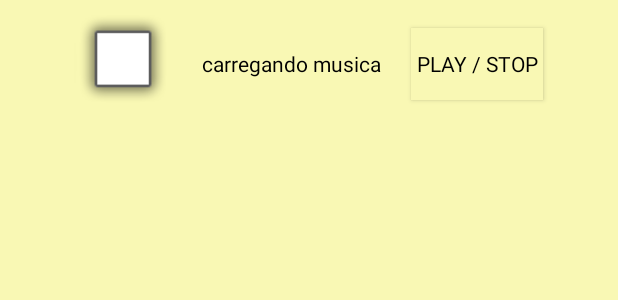
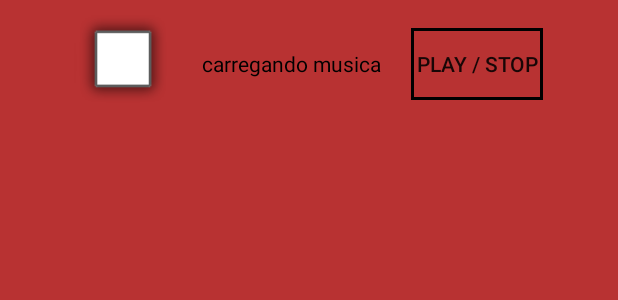
Before and after one commit to LucasUlbrecht/PEPO, an Android app: the layout list_item_layout.xml on its own in the app's theme, with its tools: preview values and no code run, on a phone screen of 412 x 824 dp. Shown: the top 300 px of the screen. Run offline under Robolectric (Android 15) with nearby library versions, the light colour scheme and no system bars.

Commit message:
temas estilizados

```diff
--- a/app/src/main/java/com/example/trab1progmov/ui/MusicListAdapter.java
+++ b/app/src/main/java/com/example/trab1progmov/ui/MusicListAdapter.java
@@ -1,4 +1,6 @@
 package com.example.trab1progmov.ui;
+
+import static androidx.core.content.ContextCompat.getSystemService;
 
 import android.content.Context;
 import android.util.Log;
--- /dev/null
+++ b/app/src/main/res/drawable/button_border.xml
@@ -0,0 +1,8 @@
+<?xml version="1.0" encoding="utf-8"?>
+<shape xmlns:android="http://schemas.android.com/apk/res/android"
+    android:shape="rectangle">
+    <solid android:color="@android:color/transparent" />
+    <stroke
+        android:width="2dp"
+        android:color="@color/black"/>
+</shape>
--- /dev/null
+++ b/app/src/main/res/drawable/button_pressed_background.xml
@@ -0,0 +1,7 @@
+<?xml version="1.0" encoding="utf-8"?>
+<selector xmlns:android="http://schemas.android.com/apk/res/android">
+    <!-- Background quando o botão está pressionado -->
+    <item android:drawable="@color/black" android:state_pressed="true" />
+    <!-- Background padrão -->
+    <item android:drawable="@drawable/button_border" />
+</selector>
--- a/app/src/main/res/layout/activity_main.xml
+++ b/app/src/main/res/layout/activity_main.xml
@@ -18,6 +18,8 @@
         app:layout_constraintRight_toRightOf="parent"
         app:menu="@menu/bottom_nav_menu" />
     <fragment
+        android:layout_marginTop="30dp"
+        android:layout_marginBottom="50dp"
         android:id="@+id/nav_host_fragment_activity_main"
         android:name="androidx.navigation.fragment.NavHostFragment"
         android:layout_width="match_parent"
--- a/app/src/main/res/layout/fragment_home.xml
+++ b/app/src/main/res/layout/fragment_home.xml
@@ -25,7 +25,8 @@
                 android:text="Layout"
                 android:layout_gravity="end"
                 android:layout_marginEnd="16dp"
-                android:layout_marginTop="8dp" />
+                android:layout_marginTop="8dp"
+                android:textColor="@color/black"/>
 
             <!-- ListView -->
             <ListView
@@ -50,7 +51,7 @@
         <LinearLayout
             android:id="@+id/nav_bar"
             android:layout_width="match_parent"
-            android:layout_height="56dp"
+            android:layout_height="wrap_content"
             android:orientation="horizontal"
             android:background="?android:attr/windowBackground"
             app:layout_constraintTop_toTopOf="parent" />
--- a/app/src/main/res/layout/fragment_notifications.xml
+++ b/app/src/main/res/layout/fragment_notifications.xml
@@ -19,6 +19,7 @@
         />
 
     <TextView
+        android:textColor="@color/black"
         android:id="@+id/txtSair"
         android:layout_width="wrap_content"
         android:layout_height="wrap_content"
--- a/app/src/main/res/layout/list_item_layout.xml
+++ b/app/src/main/res/layout/list_item_layout.xml
@@ -19,6 +19,7 @@
         android:orientation="vertical">
 
         <TextView
+            android:textColor="@color/black"
             android:paddingLeft="20dp"
             android:paddingRight="20dp"
             android:id="@+id/text_view"
@@ -29,7 +30,8 @@
     </LinearLayout>
 
     <Button
-        style="@style/ButtonStyle"
+        android:background="@drawable/button_pressed_background"
+        style="@style/ButtonWithBorder"
         android:id="@+id/button"
         android:layout_width="wrap_content"
         android:layout_height="wrap_content"
--- a/app/src/main/res/values-night/themes.xml
+++ b/app/src/main/res/values-night/themes.xml
@@ -2,20 +2,22 @@
     <!-- Base application theme. -->
     <style name="Theme.Trab1ProgMov" parent="Theme.MaterialComponents.DayNight.DarkActionBar.Bridge">
         <!-- Primary brand color. -->
-        <item name="colorPrimary">@color/corFundoNoite</item>
-        <item name="colorPrimaryVariant">@color/white</item>
-        <item name="colorOnPrimary">@color/white</item>
+        <item name="colorPrimary">@color/background_melancia</item>
+        <item name="colorPrimaryVariant">@color/black</item>
+        <item name="colorOnPrimary">@color/black</item>
         <!-- Secondary brand color. -->
-        <item name="colorSecondary">@color/corFundoNoite</item>
+        <item name="colorSecondary">@color/background_melancia</item>
         <item name="colorSecondaryVariant">@color/teal_200</item>
         <item name="colorOnSecondary">@color/black</item>
         <!-- Status bar color. -->
-        <item name="actionBarItemBackground">?attr/colorPrimary</item>
+        <item name="android:navigationBarColor">@android:color/transparent</item>
         <item name="android:statusBarColor">?attr/colorPrimary</item>
-        <item name="android:windowBackground">@color/corFundoNoite</item>
-        <item name="android:navigationBarColor">@color/corNavBarNoite</item>
+        <item name="android:windowBackground">@color/background_melancia</item>
         <!-- Nav bar -->
         <item name="bottomNavigationStyle">@style/Widget.App.BottomNavigationView</item>
+        <!-- Texto -->
+        <item name="android:textColorPrimary">@color/black</item>
+        <item name="android:textColorSecondary">@color/black</item>
     </style>
 
     <style name="Widget.App.BottomNavigationView" parent="Widget.MaterialComponents.BottomNavigationView.Colored">
@@ -23,31 +25,17 @@
     </style>
 
     <style name="ThemeOverlay.App.BottomNavigationView" parent="">
-        <item name="colorPrimary">@color/corNavBarNoite</item>
+        <item name="colorPrimary">@color/navbar_melancia</item>
         <item name="colorOnPrimary">@color/black</item>
     </style>
 
     <!-- Button -->
     <style name="ButtonStyle" parent="@android:style/Widget.Button">
-        <item name="android:background">@color/corFundoNoite</item>
-        <item name="android:textColor">@color/white</item>
+        <item name="android:background">@android:color/transparent</item>
+        <item name="android:textColor">@color/black</item>
     </style>
 
-    <style name="Theme.Uva" parent="Theme.MaterialComponents.DayNight.DarkActionBar.Bridge">
-        <!-- Primary brand color. -->
-        <item name="colorPrimary">@color/uva</item>
-        <item name="colorPrimaryVariant">@color/uva</item>
-        <item name="colorOnPrimary">@color/uva</item>
-        <!-- Secondary brand color. -->
-        <item name="colorSecondary">@color/uva</item>
-        <item name="colorSecondaryVariant">@color/uva</item>
-        <item name="colorOnSecondary">@color/uva</item>
-        <!-- Status bar color. -->
-        <item name="android:statusBarColor">?attr/colorPrimary</item>
-        <item name="android:windowBackground">@color/uva</item>
-        <item name="android:textColor">@color/uva</item>
-        <item name="android:navigationBarColor">@color/uva</item>
-        <!-- Nav bar -->
-        <item name="bottomNavigationStyle">@style/Widget.App.BottomNavigationView</item>
+    <style name="ButtonWithBorder" parent="Widget.AppCompat.Button">
+        <item name="android:background">@drawable/button_border</item>
     </style>
 </resources>
--- a/app/src/main/res/values/colors.xml
+++ b/app/src/main/res/values/colors.xml
@@ -7,9 +7,17 @@
     <color name="teal_700">#FF018786</color>
     <color name="black">#FF000000</color>
     <color name="white">#FFFFFFFF</color>
-    <color name="corNavBarDia">#FFFA3B3B</color>
-    <color name="corFundoDia">#FFF9F8B4</color>
-    <color name="corNavBarNoite">#FF3BF56F</color>
-    <color name="corFundoNoite">#FFB83232</color>
-    <color name="uva">#FFFFFFFF</color>
+
+    <color name="background_melancia">#FFB83232</color>
+    <color name="navbar_melancia">#FF3BF56F</color>
+    <color name="txt_melancia">#FFFFFF</color>
+
+    <color name="background_maca">#FFF9F8B4</color>
+    <color name="navbar_maca">#FFFA3B3B</color>
+    <color name="txt_maca">#000000</color>
+
+    <color name="background_uva">#6A5ACD</color>
+    <color name="navbar_uva">#483D8B</color>
+    <color name="txt_uva">#FFFFFF</color>
+
 </resources>
--- a/app/src/main/res/values/themes.xml
+++ b/app/src/main/res/values/themes.xml
@@ -2,18 +2,17 @@
     <!-- Base application theme. -->
     <style name="Theme.Trab1ProgMov" parent="Theme.MaterialComponents.DayNight.DarkActionBar.Bridge">
         <!-- Primary brand color. -->
-        <item name="colorPrimary">@color/corNavBarDia</item>
+        <item name="colorPrimary">@color/background_melancia</item>
         <item name="colorPrimaryVariant">@color/black</item>
         <item name="colorOnPrimary">@color/black</item>
         <!-- Secondary brand color. -->
-        <item name="colorSecondary">@color/corFundoDia</item>
+        <item name="colorSecondary">@color/background_melancia</item>
         <item name="colorSecondaryVariant">@color/teal_200</item>
         <item name="colorOnSecondary">@color/black</item>
         <!-- Status bar color. -->
+        <item name="android:navigationBarColor">@android:color/transparent</item>
         <item name="android:statusBarColor">?attr/colorPrimary</item>
-        <item name="android:windowBackground">@color/corFundoDia</item>
-        <item name="android:textColor">@color/black</item>
-        <item name="android:navigationBarColor">@color/corNavBarDia</item>
+        <item name="android:windowBackground">@color/background_melancia</item>
         <!-- Nav bar -->
         <item name="bottomNavigationStyle">@style/Widget.App.BottomNavigationView</item>
     </style>
@@ -23,13 +22,17 @@
     </style>
 
     <style name="ThemeOverlay.App.BottomNavigationView" parent="">
-        <item name="colorPrimary">@color/corNavBarDia</item>
+        <item name="colorPrimary">@color/navbar_melancia</item>
         <item name="colorOnPrimary">@color/black</item>
     </style>
 
     <!-- Button -->
     <style name="ButtonStyle" parent="@android:style/Widget.Button">
-        <item name="android:background">@color/corFundoDia</item>
+        <item name="android:background">@android:color/transparent</item>
         <item name="android:textColor">@color/black</item>
     </style>
+
+    <style name="ButtonWithBorder" parent="Widget.AppCompat.Button">
+        <item name="android:background">@drawable/button_border</item>
+    </style>
 </resources>
```
Also changed, not shown: app/src/main/java/com/example/trab1progmov/MainActivity.java (+11 -4 lines), app/src/main/java/com/example/trab1progmov/ui/home/HomeFragment.java (+11 -10 lines), app/src/main/java/com/example/trab1progmov/ui/notifications/ColorViewModel.java (+5 -5 lines), app/src/main/java/com/example/trab1progmov/ui/notifications/NotificationsFragment.java (+58 -19 lines).
